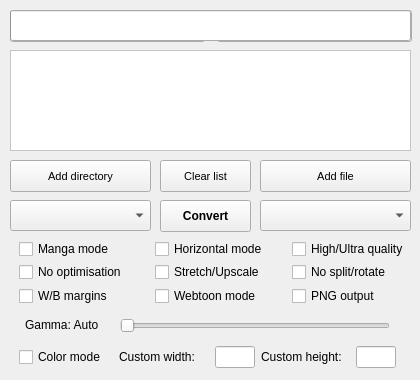
First picture: the form in KCC.ui, repository ciromattia/kcc, before the edit.
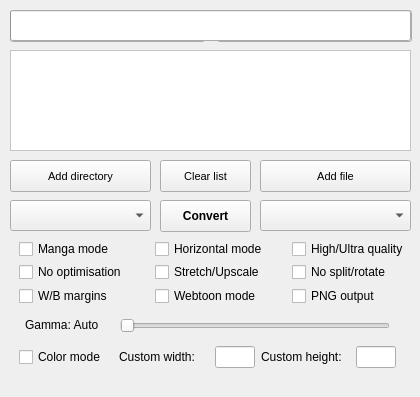
Second picture: the form after the edit. Icons and pictures are not drawn.

Commit message: Added status bar with links

```diff
--- a/KCC.ui
+++ b/KCC.ui
@@ -7,19 +7,19 @@
     <x>0</x>
     <y>0</y>
     <width>420</width>
-    <height>380</height>
+    <height>397</height>
    </rect>
   </property>
   <property name="minimumSize">
    <size>
     <width>420</width>
-    <height>380</height>
+    <height>397</height>
    </size>
   </property>
   <property name="maximumSize">
    <size>
     <width>420</width>
-    <height>380</height>
+    <height>397</height>
    </size>
   </property>
   <property name="font">
@@ -671,6 +671,17 @@
    <zorder>OptionsExpert</zorder>
    <zorder>ProgressBar</zorder>
   </widget>
+  <widget class="QStatusBar" name="statusBar">
+   <property name="font">
+    <font>
+     <family>MS Shell Dlg 2</family>
+     <pointsize>8</pointsize>
+    </font>
+   </property>
+   <property name="sizeGripEnabled">
+    <bool>false</bool>
+   </property>
+  </widget>
   <action name="ActionBasic">
    <property name="checkable">
     <bool>true</bool>
```
The commit also changes 6 other files.
